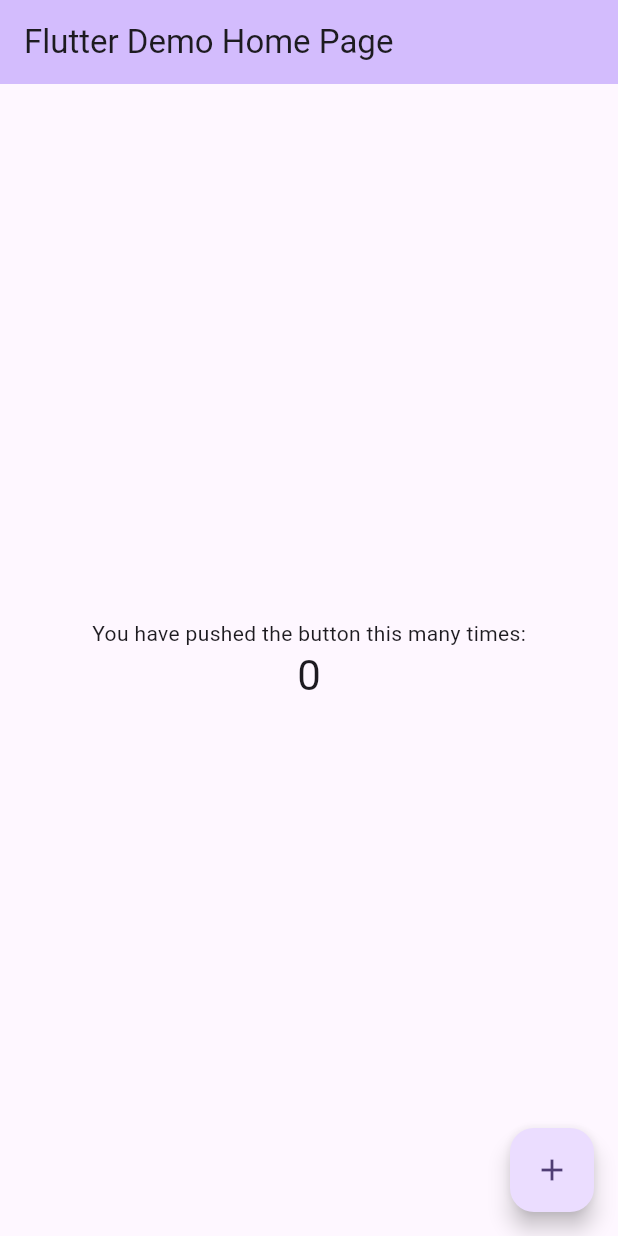
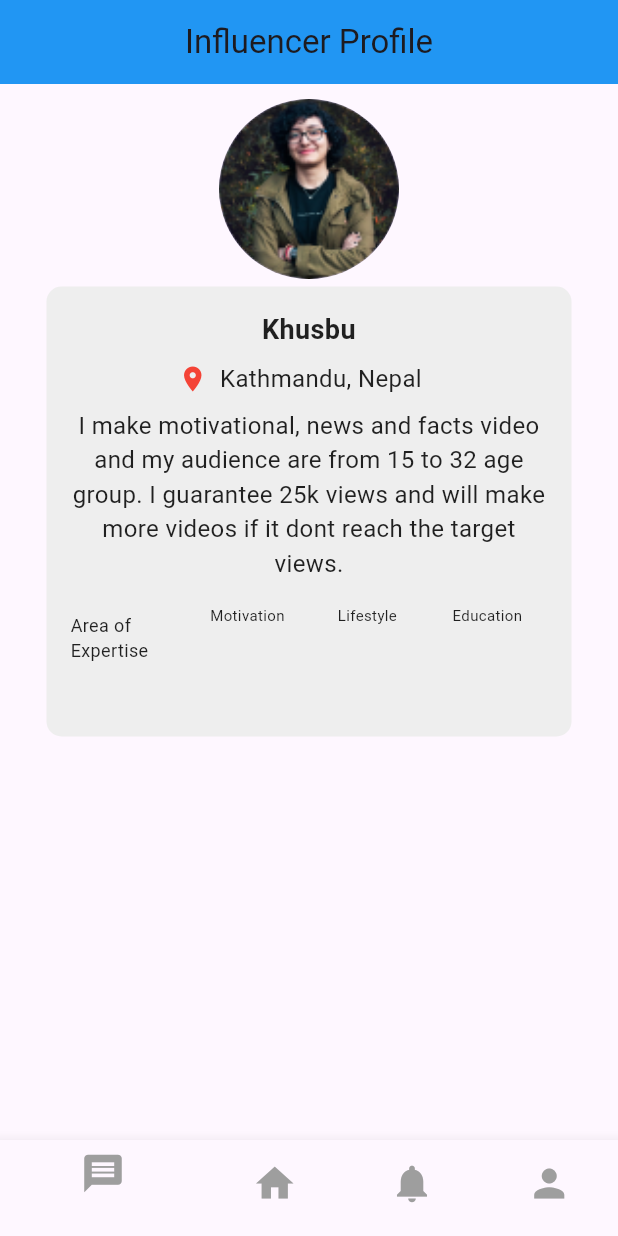
Before and after one commit to KhusbuJays01/TrendMasterApp, a Flutter app: the screen it shows after launch, on a phone screen of 412 x 824 dp. Run offline on Flutter 3.47's test engine with Material 3 defaults, Android fonts, the phone set to English and light mode, and no system bars; our stand-ins replace google_fonts.

Commit message:
git commit -m 'profile'

```diff
--- a/lib/main.dart
+++ b/lib/main.dart
@@ -1,127 +1,32 @@
-//start of project
+import 'package:flutter/material.dart';
+import 'package:google_fonts/google_fonts.dart';
+import 'package:trendmaster/pages/home_page.dart';
+import 'package:trendmaster/pages/influencer_profile_page.dart';
 
-import 'package:flutter/material.dart';
-
-void main() {
-  runApp(const MyApp());
+void main(){
+  runApp(MyApp());
 }
 
-class MyApp extends StatelessWidget {
-  const MyApp({super.key});
+class MyApp  extends StatelessWidget {
+  const MyApp ({super.key});
 
-  // This widget is the root of your application.
   @override
   Widget build(BuildContext context) {
     return MaterialApp(
-      title: 'Flutter Demo',
-      theme: ThemeData(
-        // This is the theme of your application.
-        //
-        // TRY THIS: Try running your application with "flutter run". You'll see
-        // the application has a purple toolbar. Then, without quitting the app,
-        // try changing the seedColor in the colorScheme below to Colors.green
-        // and then invoke "hot reload" (save your changes or press the "hot
-        // reload" button in a Flutter-supported IDE, or press "r" if you used
-        // the command line to start the app).
-        //
-        // Notice that the counter didn't reset back to zero; the application
-        // state is not lost during the reload. To reset the state, use hot
-        // restart instead.
-        //
-        // This works for code too, not just values: Most code changes can be
-        // tested with just a hot reload.
-        colorScheme: ColorScheme.fromSeed(seedColor: Colors.deepPurple),
-        useMaterial3: true,
-      ),
-      home: const MyHomePage(title: 'Flutter Demo Home Page'),
+        themeMode: ThemeMode.light,
+        theme: ThemeData(
+          primarySwatch: Colors.teal,
+          fontFamily: GoogleFonts.aBeeZee().fontFamily,
+        ),
+
+        debugShowCheckedModeBanner: false,
+
+        routes: {
+          // "/": (context) => LoginPage(),
+          // "/": (context) => HomePage(),
+          // "/": (context) => CreatorPage(),
+          "/": (context) => InfluencerProfile(),
+        }
     );
   }
 }
-
-class MyHomePage extends StatefulWidget {
-  const MyHomePage({super.key, required this.title});
-
-  // This widget is the home page of your application. It is stateful, meaning
-  // that it has a State object (defined below) that contains fields that affect
-  // how it looks.
-
-  // This class is the configuration for the state. It holds the values (in this
-  // case the title) provided by the parent (in this case the App widget) and
-  // used by the build method of the State. Fields in a Widget subclass are
-  // always marked "final".
-
-  final String title;
-
-  @override
-  State<MyHomePage> createState() => _MyHomePageState();
-}
-
-class _MyHomePageState extends State<MyHomePage> {
-  int _counter = 0;
-
-  void _incrementCounter() {
-    setState(() {
-      // This call to setState tells the Flutter framework that something has
-      // changed in this State, which causes it to rerun the build method below
-      // so that the display can reflect the updated values. If we changed
-      // _counter without calling setState(), then the build method would not be
-      // called again, and so nothing would appear to happen.
-      _counter++;
-    });
-  }
-
-  @override
-  Widget build(BuildContext context) {
-    // This method is rerun every time setState is called, for instance as done
-    // by the _incrementCounter method above.
-    //
-    // The Flutter framework has been optimized to make rerunning build methods
-    // fast, so that you can just rebuild anything that needs updating rather
-    // than having to individually change instances of widgets.
-    return Scaffold(
-      appBar: AppBar(
-        // TRY THIS: Try changing the color here to a specific color (to
-        // Colors.amber, perhaps?) and trigger a hot reload to see the AppBar
-        // change color while the other colors stay the same.
-        backgroundColor: Theme.of(context).colorScheme.inversePrimary,
-        // Here we take the value from the MyHomePage object that was created by
-        // the App.build method, and use it to set our appbar title.
-        title: Text(widget.title),
-      ),
-      body: Center(
-        // Center is a layout widget. It takes a single child and positions it
-        // in the middle of the parent.
-        child: Column(
-          // Column is also a layout widget. It takes a list of children and
-          // arranges them vertically. By default, it sizes itself to fit its
-          // children horizontally, and tries to be as tall as its parent.
-          //
-          // Column has various properties to control how it sizes itself and
-          // how it positions its children. Here we use mainAxisAlignment to
-          // center the children vertically; the main axis here is the vertical
-          // axis because Columns are vertical (the cross axis would be
-          // horizontal).
-          //
-          // TRY THIS: Invoke "debug painting" (choose the "Toggle Debug Paint"
-          // action in the IDE, or press "p" in the console), to see the
-          // wireframe for each widget.
-          mainAxisAlignment: MainAxisAlignment.center,
-          children: <Widget>[
-            const Text(
-              'You have pushed the button this many times:',
-            ),
-            Text(
-              '$_counter',
-              style: Theme.of(context).textTheme.headlineMedium,
-            ),
-          ],
-        ),
-      ),
-      floatingActionButton: FloatingActionButton(
-        onPressed: _incrementCounter,
-        tooltip: 'Increment',
-        child: const Icon(Icons.add),
-      ), // This trailing comma makes auto-formatting nicer for build methods.
-    );
-  }
-}
--- /dev/null
+++ b/lib/pages/influencer_profile_page.dart
@@ -0,0 +1,184 @@
+import 'package:flutter/material.dart';
+
+
+class InfluencerProfile extends StatelessWidget {
+  @override
+  Widget build(BuildContext context) {
+    return Scaffold(
+      appBar: AppBar(
+        title: Text("Influencer Profile"),
+        centerTitle: true,
+        backgroundColor: Colors.blue,
+      ),
+      body: Padding(
+        padding: const EdgeInsets.all(10.0),
+        child: Column(
+          crossAxisAlignment: CrossAxisAlignment.center,
+          children: [
+            // Profile Image on the page
+            Stack(
+              children: [
+                CircleAvatar(
+                  radius: 60,
+                  backgroundImage: AssetImage('assets/images/profile.png'),
+                ),
+                Positioned(
+                  bottom: 0,
+                  child: Container(
+                    width: 120,
+                    height: 60,
+                    color: Colors.transparent,
+                  ),
+                ),
+              ],
+            ),
+
+            SizedBox(height: 5),
+
+            // Center the Container with name, logo, location, and two Text widgets
+            Center(
+              child: Container(
+                width: 350,
+                height: 300,
+                padding: EdgeInsets.all(16),
+                decoration: BoxDecoration(
+                  color: Colors.grey.shade200,
+                  borderRadius: BorderRadius.circular(10),
+                ),
+                child: Column(
+                  children: [
+                    Text(
+                      'Khusbu',
+                      style: TextStyle(
+                        fontSize: 18,
+                        fontWeight: FontWeight.bold,
+                        color: Colors.black87,
+                      ),
+                      textAlign: TextAlign.center,
+                    ),
+                    SizedBox(height: 8),
+
+                    // Row with logo, location, and other details
+                    Row(
+                      mainAxisAlignment: MainAxisAlignment.center,
+                      children: [
+                        Icon(
+                          Icons.location_on,
+                          size: 20,
+                          color: Colors.red,
+                        ),
+                        SizedBox(width: 8),
+                        Text(
+                          'Kathmandu, Nepal ',
+                          style: TextStyle(
+                            fontSize: 16,
+                            color: Colors.black87,
+                          ),
+                        ),
+                        SizedBox(width: 8),
+                      ],
+                    ),
+
+                    SizedBox(height: 8),
+
+                    // Multiline text centered
+                    Center(
+                      child: Text(
+                        'I make motivational, news and facts video and my audience are from 15 to 32 age group. '
+                            'I guarantee 25k views and will make more videos if it dont reach the target views. ',
+                        style: TextStyle(
+                          fontSize: 16,
+                          color: Colors.black87,
+                        ),
+                        textAlign: TextAlign.center,
+                      ),
+                    ),
+
+                    SizedBox(height: 8),
+
+                    // Small container added to the right of the sentence
+                    Row(
+                      mainAxisAlignment: MainAxisAlignment.center,
+                      children: [
+                        Expanded(
+                          child: Text(
+                            'Area of Expertise',
+                            style: TextStyle(
+                              fontSize: 12,
+                              color: Colors.black87,
+                            ),
+                            textAlign: TextAlign.left,
+                          ),
+                        ),
+                        SmallContainer(text: 'Motivation'),
+                        SmallContainer(text: 'Lifestyle'),
+                        SmallContainer(text: 'Education'),
+                      ],
+                    ),
+                  ],
+                ),
+              ),
+            ),
+
+            // Single row with "Area of Expertise" text and three containers
+          ],
+        ),
+      ),
+
+      // Bottom Navigation Bar
+      bottomNavigationBar: BottomNavigationBar(
+        items: const <BottomNavigationBarItem>[
+          BottomNavigationBarItem(
+            icon: Icon(Icons.message, size: 30, color: Colors.grey),
+            label: 'Messages',
+          ),
+          BottomNavigationBarItem(
+            icon: Icon(Icons.home, size: 30, color: Colors.grey),
+            label: 'Home',
+          ),
+          BottomNavigationBarItem(
+            icon: Icon(Icons.notifications, size: 30, color: Colors.grey),
+            label: 'Notifications',
+          ),
+          BottomNavigationBarItem(
+            icon: Icon(Icons.person, size: 30, color: Colors.grey),
+            label: 'Profile',
+          ),
+        ],
+      ),
+    );
+  }
+}
+
+class SmallContainer extends StatelessWidget {
+  final String text;
+
+  const SmallContainer({required this.text});
+
+  @override
+  Widget build(BuildContext context) {
+    return Container(
+      width: 80,
+      height: 60,
+      padding: EdgeInsets.all(8),
+      decoration: BoxDecoration(
+        color: Colors.grey.shade200,
+        borderRadius: BorderRadius.circular(10),
+      ),
+      child: Text(
+        text,
+        style: TextStyle(
+          fontSize: 10,
+          color: Colors.black87,
+        ),
+        textAlign: TextAlign.center,
+      ),
+    );
+  }
+}
+
+void main() {
+  runApp(MaterialApp(
+    home: InfluencerProfile(),
+  ));
+}
```
Also changed, not shown: lib/pages/home_page.dart (added, +156 -0 lines), pubspec.yaml (+4 -3 lines), assets/images/profile.png (added), pubspec.lock.
